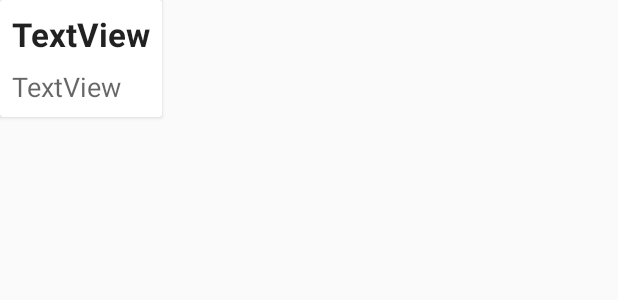
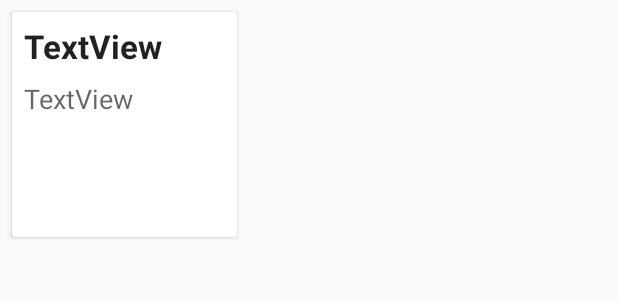
Before and after one commit to witLogic/Android-course-codes-for-students-, an Android app: the layout single_note_card.xml on its own in the app's theme, with its tools: preview values and no code run, on a phone screen of 412 x 824 dp. Shown: the top 300 px of the screen. Run offline under Robolectric (Android 15) with nearby library versions, the phone set to English and light mode, and no system bars.

Commit message:
Notes app completed(Normal SQLite)

```diff
--- a/NotesApp/app/src/main/java/com/course4/notesapp/AddNotes/AddNotePresenter.java
+++ b/NotesApp/app/src/main/java/com/course4/notesapp/AddNotes/AddNotePresenter.java
@@ -60,7 +60,7 @@ public class AddNotePresenter {
         @Override
         protected Boolean doInBackground(Note... notes) {
             Note note = notes[0];
-            ArrayList<Note> noteArrayList = notesCRUDHelper.query(note.id);
+            ArrayList<Note> noteArrayList = notesCRUDHelper.query(note.id, false);
             boolean result = false;
 
             if (noteArrayList.isEmpty()) {
--- a/NotesApp/app/src/main/java/com/course4/notesapp/List/NotesListPresenter.java
+++ b/NotesApp/app/src/main/java/com/course4/notesapp/List/NotesListPresenter.java
@@ -59,7 +59,7 @@ public class NotesListPresenter {
 
         @Override
         protected ArrayList<NoteViewModal> doInBackground(Void... voids) {
-            ArrayList<Note> noteArrayList = notesCRUDHelper.query(-1);
+            ArrayList<Note> noteArrayList = notesCRUDHelper.query(-1, true);
             ArrayList<NoteViewModal> result = new ArrayList<>(noteArrayList.size());
             for (Note n : noteArrayList) {
                 result.add(NoteViewModal.adapter(n));
--- a/NotesApp/app/src/main/java/com/course4/notesapp/db/DbCreator.java
+++ b/NotesApp/app/src/main/java/com/course4/notesapp/db/DbCreator.java
@@ -17,7 +17,7 @@ public class DbCreator extends SQLiteOpenHelper {
             NotesContract.NoteEntry._ID + " INTEGER PRIMARY KEY," +
             NotesContract.NoteEntry.COLUMN_NAME_TITLE + " TEXT," +
             NotesContract.NoteEntry.COLUMN_NAME_CONTENT + " TEXT," +
-            NotesContract.NoteEntry.COLUMN_TIMESTAMP + "DATETIME" + ")";
+            NotesContract.NoteEntry.COLUMN_TIMESTAMP + " DATETIME" + ")";
 
     private static final String DELETE_NOTES_TABLE =
             "DROP TABLE IF EXISTS " + NotesContract.NoteEntry.TABLE;
--- a/NotesApp/app/src/main/res/layout/add_note_page.xml
+++ b/NotesApp/app/src/main/res/layout/add_note_page.xml
@@ -16,6 +16,7 @@
         android:ems="10"
         android:hint="enter title"
         android:inputType="textPersonName"
+        android:textStyle="bold"
         app:layout_constraintHorizontal_bias="0.503"
         app:layout_constraintLeft_toLeftOf="parent"
         app:layout_constraintRight_toRightOf="parent"
--- a/NotesApp/app/src/main/res/layout/single_note_card.xml
+++ b/NotesApp/app/src/main/res/layout/single_note_card.xml
@@ -1,23 +1,24 @@
 <?xml version="1.0" encoding="utf-8"?>
 <LinearLayout xmlns:android="http://schemas.android.com/apk/res/android"
-    android:layout_width="match_parent"
-    android:layout_height="match_parent"
+    android:layout_width="wrap_content"
+    android:layout_height="wrap_content"
     android:orientation="vertical">
 
     <android.support.v7.widget.CardView
         android:id="@+id/content_card"
-        android:layout_width="wrap_content"
-        android:layout_height="wrap_content">
+        android:layout_width="150dp"
+        android:layout_height="150dp"
+        android:layout_margin="8dp">
 
         <LinearLayout
             android:id="@+id/content_holder"
-            android:layout_width="wrap_content"
-            android:layout_height="wrap_content"
+            android:layout_width="match_parent"
+            android:layout_height="match_parent"
             android:layout_margin="8dp"
             android:orientation="vertical">
 
             <TextView
-                android:id="@+id/title"
+                android:id="@+id/title_txt"
                 android:layout_width="wrap_content"
                 android:layout_height="wrap_content"
                 android:text="TextView"
@@ -25,7 +26,7 @@
                 android:textStyle="bold" />
 
             <TextView
-                android:id="@+id/content"
+                android:id="@+id/content_txt"
                 android:layout_width="wrap_content"
                 android:layout_height="wrap_content"
                 android:layout_marginTop="8dp"
```
Also changed, not shown: NotesApp/app/src/main/java/com/course4/notesapp/AddNotes/AddNoteActivity.java (+7 -3 lines), NotesApp/app/src/main/java/com/course4/notesapp/List/NotesListActivity.java (+18 -4 lines), NotesApp/app/src/main/java/com/course4/notesapp/db/Note.java (+6 -1 lines), NotesApp/app/src/main/java/com/course4/notesapp/db/NotesCRUDHelper.java (+8 -5 lines).
